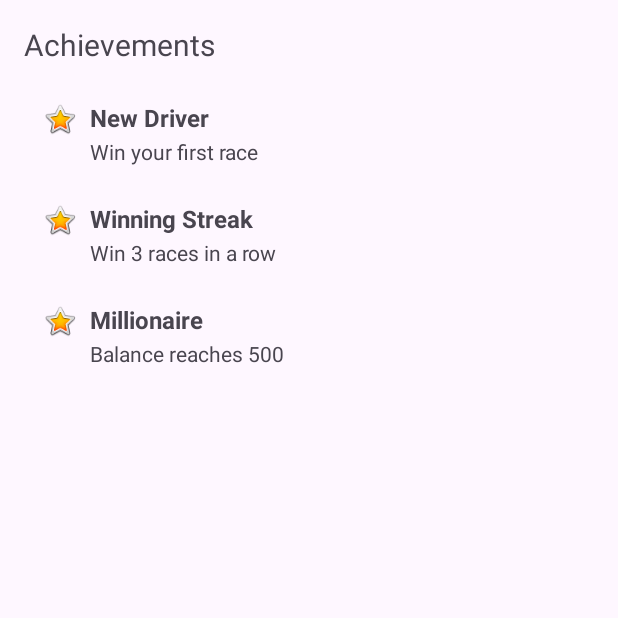
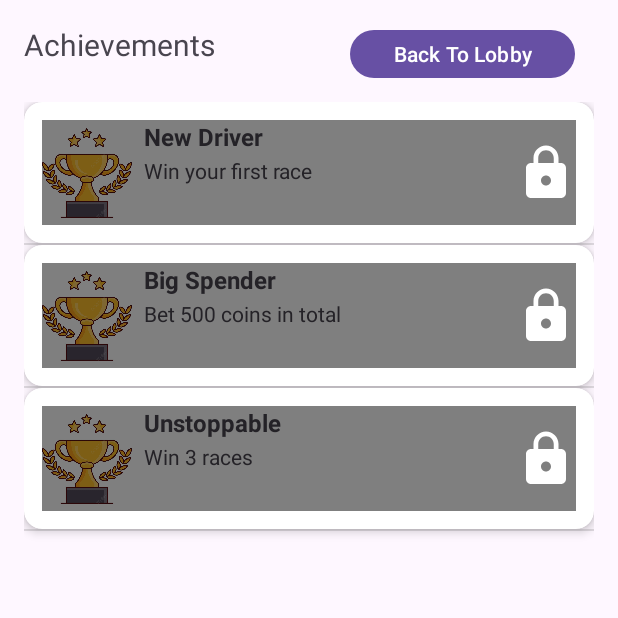
Before and after one commit to thanglh-hub/horse-racing, an Android app: the AchievementsActivity screen opened directly, with no data from a screen before it, on a phone screen of 412 x 824 dp, the top half of it. Run offline under Robolectric (Android 15) with nearby library versions, the phone set to English and light mode, and no system bars.

Commit message:
Implement Achievements and Bet History features with UI updates

```diff
--- /dev/null
+++ b/app/src/main/java/com/example/horseracing/AchievementManager.java
@@ -0,0 +1,71 @@
+package com.example.horseracing;
+
+import android.widget.Toast;
+
+import java.text.SimpleDateFormat;
+import java.util.Date;
+import java.util.Locale;
+
+public class AchievementManager {
+    private static AchievementManager instance;
+    private final SimpleDateFormat dateFormat = new SimpleDateFormat("dd/MM/yyyy HH:mm", Locale.getDefault());
+
+    private boolean hasFirstWin = false;
+    private boolean isBigSpender = false;
+    private boolean hasLuckyStreak = false;
+
+    private int totalBetAmount = 0;
+    private int currentWinStreak = 0;
+
+    private AchievementManager() {}
+
+    public static AchievementManager getInstance() {
+        if (instance == null) {
+            instance = new AchievementManager();
+        }
+        return instance;
+    }
+
+    // Gọi khi thắng cược
+    public void onWin(int betAmount) {
+        totalBetAmount += betAmount;
+        currentWinStreak++;
+
+        if (!hasFirstWin) {
+            hasFirstWin = true;
+
+        }
+
+        if (!isBigSpender && totalBetAmount >= 500) {
+            isBigSpender = true;
+        }
+        if (!hasLuckyStreak && currentWinStreak >= 3) {
+            hasLuckyStreak = true;
+        }
+    }
+
+
+    public void onLose(int betAmount) {
+        totalBetAmount += betAmount;
+
+        if (!isBigSpender && totalBetAmount >= 500) {
+            isBigSpender = true;
+        }
+    }
+
+    public boolean hasFirstWin() {
+        return hasFirstWin;
+    }
+
+    public boolean isBigSpender() {
+        return isBigSpender;
+    }
+
+    public boolean hasLuckyStreak() {
+        return hasLuckyStreak;
+    }
+
+    public String getCurrentDate() {
+        return dateFormat.format(new Date());
+    }
+}
--- a/app/src/main/java/com/example/horseracing/AchievementsActivity.java
+++ b/app/src/main/java/com/example/horseracing/AchievementsActivity.java
@@ -1,43 +1,71 @@
 package com.example.horseracing;
 
 import android.os.Bundle;
+import android.widget.Button;
+import android.widget.ListView;
 
 import androidx.annotation.Nullable;
 import androidx.appcompat.app.AppCompatActivity;
-import androidx.recyclerview.widget.LinearLayoutManager;
-import androidx.recyclerview.widget.RecyclerView;
 
 import java.util.ArrayList;
 import java.util.List;
 
 public class AchievementsActivity extends AppCompatActivity {
-    private RecyclerView recyclerView;
+    private ListView listViewAhievements;
     private AchievementsAdapter adapter;
-    private final List<Achievement> items = new ArrayList<>();
+    private List<Achievement> achievements;
+    AchievementManager manager = AchievementManager.getInstance();
+    String currentDate = manager.getCurrentDate();
 
     @Override
     protected void onCreate(@Nullable Bundle savedInstanceState) {
         super.onCreate(savedInstanceState);
         setContentView(R.layout.activity_achievements);
 
-        recyclerView = findViewById(R.id.recycler_achievements);
-        recyclerView.setLayoutManager(new LinearLayoutManager(this));
-        adapter = new AchievementsAdapter(items);
-        recyclerView.setAdapter(adapter);
+        listViewAhievements = findViewById(R.id.lv_achievements);
 
-        seedMock();
+        setData();
+        adapter = new AchievementsAdapter(this, achievements);
+        listViewAhievements.setAdapter(adapter);
+
+        Button btnBack = findViewById(R.id.btnBackToLobby);
+        btnBack.setOnClickListener(v -> finish());
     }
 
-    private void seedMock() {
-        items.clear();
-        items.add(new Achievement("New Driver", "Win your first race"));
-        items.add(new Achievement("Winning Streak", "Win 3 races in a row"));
-        items.add(new Achievement("Millionaire", "Balance reaches 500"));
-        adapter.notifyDataSetChanged();
+    private void setData() {
+        achievements = new ArrayList<>();
+        achievements.add(new Achievement(
+                "New Driver",
+                "Win your first race",
+                manager.hasFirstWin(),
+                manager.hasFirstWin() ? currentDate : null
+        ));
+
+        achievements.add(new Achievement(
+                "Big Spender",
+                "Bet 500 coins in total",
+                manager.isBigSpender(),
+                manager.isBigSpender() ? currentDate : null
+        ));
+
+        achievements.add(new Achievement(
+                "Unstoppable",
+                "Win 3 races",
+                manager.hasLuckyStreak(),
+                manager.hasLuckyStreak() ? currentDate : null
+        ));
     }
 
-    static class Achievement {
-        final String title; final String desc;
-        Achievement(String title, String desc) { this.title = title; this.desc = desc; }
+    public class Achievement {
+        public final String title;
+        public final String description;
+        final boolean isUnlocked;
+        final String unlockedDate;
+        public Achievement(String title, String description, boolean isUnlocked, String unlockedDate) {
+            this.title = title;
+            this.description = description;
+            this.isUnlocked = isUnlocked;
+            this.unlockedDate = unlockedDate;
+        }
     }
 }
--- a/app/src/main/java/com/example/horseracing/AchievementsAdapter.java
+++ b/app/src/main/java/com/example/horseracing/AchievementsAdapter.java
@@ -1,41 +1,81 @@
 package com.example.horseracing;
 
+import android.content.Context;
 import android.view.LayoutInflater;
 import android.view.View;
 import android.view.ViewGroup;
+import android.widget.BaseAdapter;
+import android.widget.ImageView;
 import android.widget.TextView;
+import android.widget.Toast;
 
-import androidx.annotation.NonNull;
-import androidx.recyclerview.widget.RecyclerView;
 
 import java.util.List;
 
-public class AchievementsAdapter extends RecyclerView.Adapter<AchievementsAdapter.VH> {
+public class AchievementsAdapter extends BaseAdapter {
+
+    static class AchievementViewHolder {
+        ImageView icon;
+        TextView title;
+        TextView desc;
+        TextView createdAt;
+        View overlayLocked;
+        ImageView iconLock;
+    }
     private final List<AchievementsActivity.Achievement> data;
-    public AchievementsAdapter(List<AchievementsActivity.Achievement> data) { this.data = data; }
 
-    @NonNull @Override
-    public VH onCreateViewHolder(@NonNull ViewGroup parent, int viewType) {
-        View v = LayoutInflater.from(parent.getContext()).inflate(R.layout.item_achievement, parent, false);
-        return new VH(v);
+    private final  LayoutInflater inflater;
+    public AchievementsAdapter (Context context, List<AchievementsActivity.Achievement> data) {
+        this.data = data;
+        this.inflater = LayoutInflater.from(context);
     }
 
     @Override
-    public void onBindViewHolder(@NonNull VH holder, int position) {
-        AchievementsActivity.Achievement item = data.get(position);
-        holder.title.setText(item.title);
-        holder.desc.setText(item.desc);
+    public int getCount() {
+        return data.size();
     }
 
     @Override
-    public int getItemCount() { return data.size(); }
+    public Object getItem(int position) {
+        return data.get(position);
+    }
 
-    static class VH extends RecyclerView.ViewHolder {
-        final TextView title; final TextView desc;
-        VH(@NonNull View itemView) {
-            super(itemView);
-            title = itemView.findViewById(R.id.text_title);
-            desc = itemView.findViewById(R.id.text_desc);
+    @Override
+    public long getItemId(int position) {
+        return position;
+    }
+
+    @Override
+    public View getView(int position, View view, ViewGroup viewGroup) {
+        AchievementViewHolder achievementViewHolder;
+        if (view == null) {
+            view = inflater.inflate(R.layout.item_achievement, viewGroup, false);
+            achievementViewHolder = new AchievementViewHolder();
+            achievementViewHolder.icon = view.findViewById(R.id.icon_achieve);
+            achievementViewHolder.title = view.findViewById(R.id.text_title);
+            achievementViewHolder.desc = view.findViewById(R.id.text_desc);
+            achievementViewHolder.createdAt = view.findViewById(R.id.text_createdAt);
+            achievementViewHolder.overlayLocked = view.findViewById(R.id.overlay_locked);
+            achievementViewHolder.iconLock = view.findViewById(R.id.icon_lock);
+            view.setTag(achievementViewHolder);
+        } else {
+            achievementViewHolder = (AchievementViewHolder) view.getTag();
         }
+
+        AchievementsActivity.Achievement item = data.get(position);
+        achievementViewHolder.title.setText(item.title);
+        achievementViewHolder.desc.setText(item.description);
+
+        if (item.isUnlocked){
+            achievementViewHolder.createdAt.setText("Achieved on " + item.unlockedDate);
+            achievementViewHolder.overlayLocked.setVisibility(View.GONE);
+            achievementViewHolder.createdAt.setVisibility(View.VISIBLE);
+            achievementViewHolder.iconLock.setVisibility(View.GONE);
+        } else {
+            achievementViewHolder.createdAt.setVisibility(View.GONE);
+            achievementViewHolder.overlayLocked.setVisibility(View.VISIBLE);
+            achievementViewHolder.iconLock.setVisibility(View.VISIBLE);
+        }
+        return view;
     }
 }
--- a/app/src/main/java/com/example/horseracing/ResultActivity.java
+++ b/app/src/main/java/com/example/horseracing/ResultActivity.java
@@ -27,13 +27,17 @@ public class ResultActivity extends AppCompatActivity {
         int bet = getIntent().getIntExtra("bet", 0);
         int winner = getIntent().getIntExtra("winner", -1);
 
+        BetHistory.AddBetResult(bet, selected, winner);
+
         if (winner == selected) {
             GameState.getInstance().addBalance(bet);
+            AchievementManager.getInstance().onWin(bet);
             resultText.setText(getString(R.string.msg_win, winner));
             // Chỉ phát âm thanh thắng
             com.example.horseracing.data.AudioPlayer.playWinner(this);
         } else {
             GameState.getInstance().addBalance(-bet);
+            AchievementManager.getInstance().onLose(bet);
             resultText.setText(getString(R.string.msg_lose, winner));
             // Chỉ phát âm thanh thua
             com.example.horseracing.data.AudioPlayer.playGameOver(this);
--- /dev/null
+++ b/app/src/main/res/drawable/ic_lock.xml
@@ -0,0 +1,10 @@
+<vector xmlns:android="http://schemas.android.com/apk/res/android"
+    android:width="24dp"
+    android:height="24dp"
+    android:viewportWidth="24"
+    android:viewportHeight="24"
+    android:tint="@android:color/white">
+    <path
+        android:fillColor="@android:color/white"
+        android:pathData="M18,8h-1L17,6c0,-2.76 -2.24,-5 -5,-5S7,3.24 7,6v2L6,8c-1.1,0 -2,0.9 -2,2v10c0,1.1 0.9,2 2,2h12c1.1,0 2,-0.9 2,-2L20,10c0,-1.1 -0.9,-2 -2,-2zM12,17c-1.1,0 -2,-0.9 -2,-2s0.9,-2 2,-2 2,0.9 2,2 -0.9,2 -2,2zM15.1,8L8.9,8L8.9,6c0,-1.71 1.39,-3.1 3.1,-3.1 1.71,0 3.1,1.39 3.1,3.1v2z"/>
+</vector>
--- a/app/src/main/res/layout/activity_achievements.xml
+++ b/app/src/main/res/layout/activity_achievements.xml
@@ -6,17 +6,34 @@
     android:orientation="vertical"
     android:padding="16dp">
 
+    <LinearLayout
+        android:layout_width="match_parent"
+        android:layout_height="wrap_content"
+        android:orientation="horizontal">
     <TextView
         android:id="@+id/text_title"
         android:layout_width="wrap_content"
         android:layout_height="wrap_content"
+        android:layout_gravity="left"
         android:text="Achievements"
         android:textSize="20sp"
         android:layout_marginBottom="12dp"/>
 
-    <androidx.recyclerview.widget.RecyclerView
-        android:id="@+id/recycler_achievements"
+    <Button
+        android:id="@+id/btnBackToLobby"
+        android:layout_width="150dp"
+        android:layout_height="40dp"
+        android:layout_marginLeft="90dp"
+        android:layout_marginBottom="12dp"
+        android:text="Back To Lobby" />
+    </LinearLayout>
+
+
+    <ListView
+        android:id="@+id/lv_achievements"
         android:layout_width="match_parent"
-        android:layout_height="match_parent"/>
+        android:layout_height="match_parent" />
+
+
 
 </LinearLayout>
--- a/app/src/main/res/layout/item_achievement.xml
+++ b/app/src/main/res/layout/item_achievement.xml
@@ -1,15 +1,24 @@
 <?xml version="1.0" encoding="utf-8"?>
-<androidx.constraintlayout.widget.ConstraintLayout xmlns:android="http://schemas.android.com/apk/res/android"
+<androidx.cardview.widget.CardView
+    xmlns:android="http://schemas.android.com/apk/res/android"
     xmlns:app="http://schemas.android.com/apk/res-auto"
     android:layout_width="match_parent"
     android:layout_height="wrap_content"
-    android:padding="12dp">
+    android:padding="12dp"
+    app:cardCornerRadius="12dp"
+    app:cardElevation="4dp"
+    android:layout_margin="12dp">
 
+    <androidx.constraintlayout.widget.ConstraintLayout
+        android:layout_width="match_parent"
+        android:layout_height="wrap_content"
+        android:padding="12dp"
+        >
     <ImageView
-        android:id="@+id/icon"
-        android:layout_width="24dp"
-        android:layout_height="24dp"
-        android:src="@android:drawable/btn_star_big_on"
+        android:id="@+id/icon_achieve"
+        android:layout_width="60dp"
+        android:layout_height="70dp"
+        android:src="@drawable/cup_achieve"
         app:layout_constraintTop_toTopOf="parent"
         app:layout_constraintStart_toStartOf="parent"/>
 
@@ -20,7 +29,7 @@
         android:text="New Driver"
         android:textStyle="bold"
         android:textSize="16sp"
-        app:layout_constraintStart_toEndOf="@id/icon"
+        app:layout_constraintStart_toEndOf="@id/icon_achieve"
         app:layout_constraintTop_toTopOf="parent"
         app:layout_constraintEnd_toEndOf="parent"
         android:layout_marginStart="8dp"/>
@@ -34,5 +43,35 @@
         app:layout_constraintStart_toStartOf="@id/text_title"
         app:layout_constraintEnd_toEndOf="parent"
         android:layout_marginTop="2dp"/>
+        <TextView
+            android:id="@+id/text_createdAt"
+            android:layout_width="0dp"
+            android:layout_height="wrap_content"
+            android:text="Achieved on 2024-10-01"
+            app:layout_constraintTop_toBottomOf="@id/text_desc"
+            app:layout_constraintStart_toStartOf="@id/text_title"
+            app:layout_constraintEnd_toEndOf="parent"
+            android:layout_marginTop="2dp"/>
+        <View
+            android:id="@+id/overlay_locked"
+            android:layout_width="0dp"
+            android:layout_height="0dp"
+            android:background="#80000000"
+            android:visibility="gone"
+            app:layout_constraintTop_toTopOf="parent"
+            app:layout_constraintBottom_toBottomOf="parent"
+            app:layout_constraintStart_toStartOf="parent"
+            app:layout_constraintEnd_toEndOf="parent"/>
 
-</androidx.constraintlayout.widget.ConstraintLayout>
+        <ImageView
+            android:id="@+id/icon_lock"
+            android:layout_width="40dp"
+            android:foregroundGravity="right"
+            android:layout_height="40dp"
+            android:src="@drawable/ic_lock"
+            android:visibility="gone"
+            app:layout_constraintTop_toTopOf="parent"
+            app:layout_constraintBottom_toBottomOf="parent"
+            app:layout_constraintEnd_toEndOf="parent"/>
+    </androidx.constraintlayout.widget.ConstraintLayout>
+</androidx.cardview.widget.CardView>
```
Also changed, not shown: app/src/main/java/com/example/horseracing/BetHistory.java (added, +33 -0 lines), app/src/main/java/com/example/horseracing/BetHistoryActivity.java (+14 -14 lines), app/src/main/java/com/example/horseracing/BetHistoryAdapter.java (+42 -21 lines), app/src/main/res/layout/activity_bet_history.xml (+15 -3 lines), app/src/main/res/layout/item_bet_history.xml (+12 -4 lines), app/src/main/res/drawable/cup_achieve.png (added).
